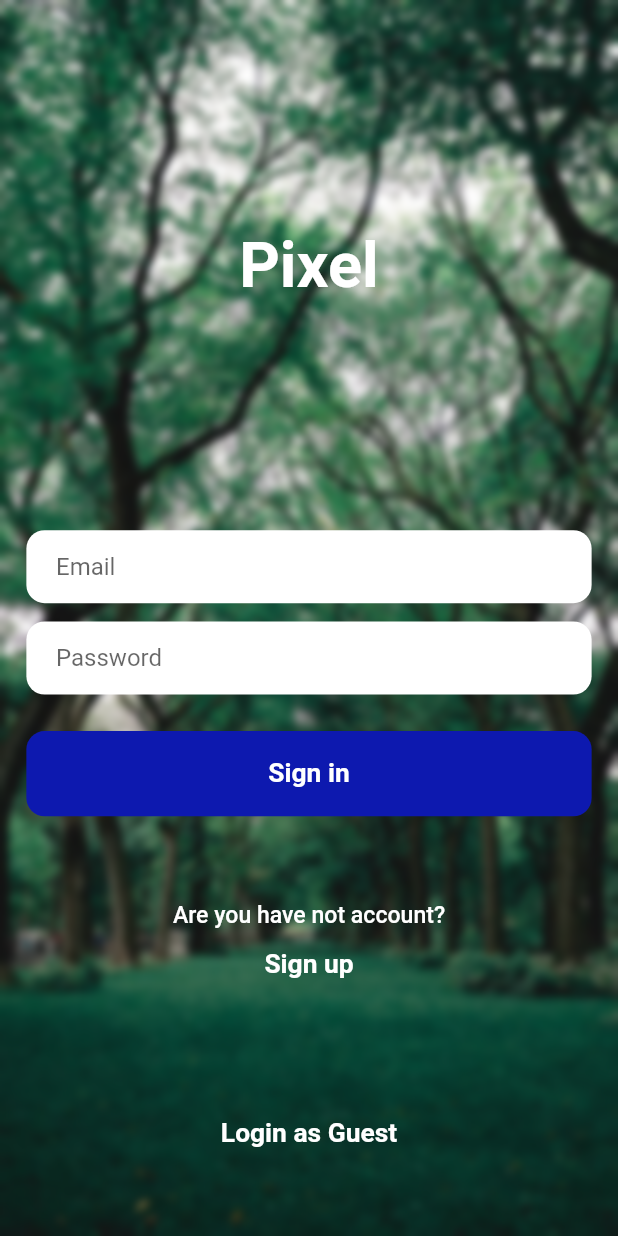
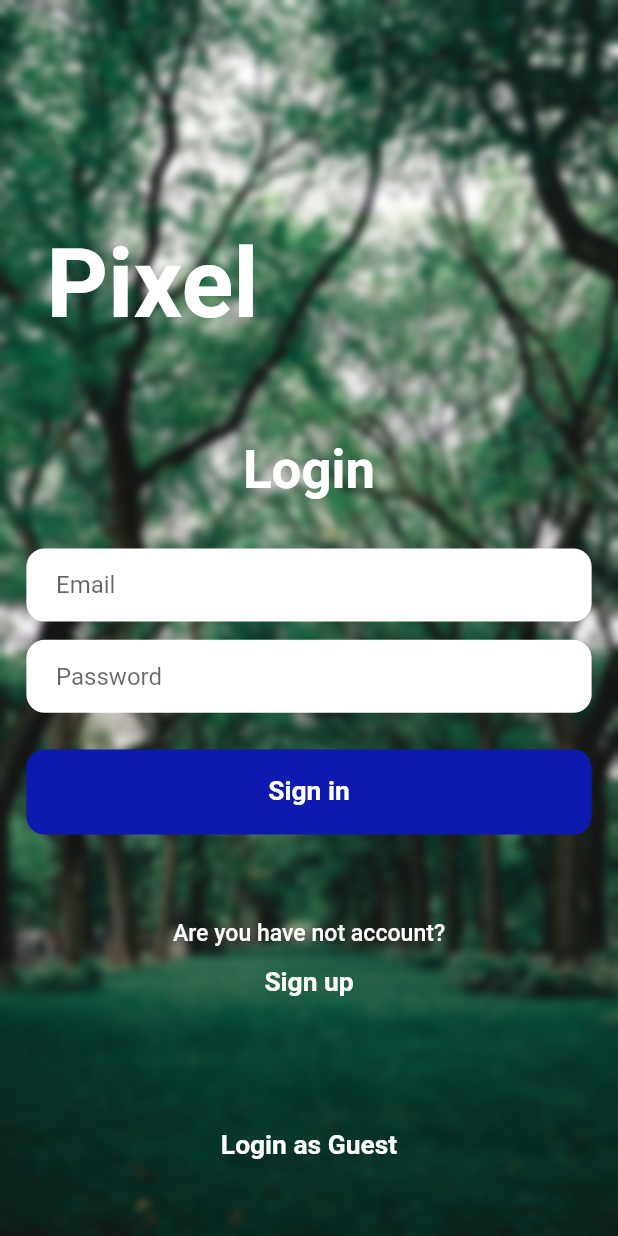
Before and after one commit to AbbosMamadaliyev/walpapers_app, a Flutter app: the screen it shows after launch, on a phone screen of 412 x 824 dp. Run offline on Flutter 3.47's test engine with Material 2 defaults, Android fonts, the phone set to English and light mode, and no system bars; our stand-ins replace bloc, built_collection, built_value, cached_network_image, chopper, connectivity_plus and 18 more; missing offline and left inert: async_wallpaper; accounts and stored records are empty; generated files the repository leaves out were written again.

Commit message:
release app

```diff
--- a/lib/infrastucture/core/built_value_converter.dart
+++ b/lib/infrastucture/core/built_value_converter.dart
@@ -3,6 +3,8 @@ import 'dart:convert';
 
 import 'package:built_collection/built_collection.dart';
 import 'package:built_value/serializer.dart';
+import 'package:chopper/chopper.dart';
+import 'package:chopper/chopper.dart';
 import 'package:chopper/chopper.dart';
 
 import '../serializers/serializer.dart';
--- a/lib/presentation/pages/auth_page/auth_page.dart
+++ b/lib/presentation/pages/auth_page/auth_page.dart
@@ -56,15 +56,27 @@ class _AuthPageState extends State<AuthPage> {
                     mainAxisAlignment: MainAxisAlignment.center,
                     children: [
                       SizedBox(height: 150.h),
-                      const Text(
-                        'Pixel',
+                      Padding(
+                        padding: EdgeInsets.only(right: 190.w),
+                        child: const Text(
+                          'Pixel',
+                          style: TextStyle(
+                            fontSize: 64,
+                            fontWeight: FontWeight.w600,
+                            color: Colors.white,
+                          ),
+                        ),
+                      ),
+                      SizedBox(height: 64.h),
+                      Text(
+                        state.isSignIn ? 'Login' : 'Sign up',
                         style: TextStyle(
-                          fontSize: 42,
+                          fontSize: 32.sp,
                           fontWeight: FontWeight.w600,
                           color: Colors.white,
                         ),
                       ),
-                      SizedBox(height: 150.h),
+                      SizedBox(height: 32.h),
                       Container(
                         height: 48.h,
                         alignment: Alignment.center,
@@ -173,7 +185,7 @@ class _AuthPageState extends State<AuthPage> {
                               fontWeight: FontWeight.w600,
                             ),
                           )),
-                      SizedBox(height: 64.h),
+                      SizedBox(height: 60.h),
                       TextButton(
                         onPressed: () {
                           context
--- a/lib/presentation/pages/categories_page/category_results/category_results.dart
+++ b/lib/presentation/pages/categories_page/category_results/category_results.dart
@@ -9,6 +9,7 @@ import 'package:walpapers_app/application/photos_bloc/photos_bloc.dart';
 import 'package:walpapers_app/presentation/style/theme_wrapper.dart';
 
 import '../../../routes/app_route.dart';
+import '../../home_page/home_page.dart';
 
 class CategoryResultsPage extends StatefulWidget {
   final String category;
@@ -59,10 +60,7 @@ class _CategoryResultsPageState extends State<CategoryResultsPage> {
                             ),
                           ),
                         ),
-                        placeholder: (context, url) => Center(
-                            child: Platform.isAndroid
-                                ? const CircularProgressIndicator()
-                                : const CupertinoActivityIndicator()),
+                        placeholder: (context, url) => const MyShimmerWidget(),
                         errorWidget: (context, url, error) =>
                             const Center(child: Icon(Icons.error)),
                       ),
--- a/lib/presentation/pages/main_screen/widgets/app_drawer.dart
+++ b/lib/presentation/pages/main_screen/widgets/app_drawer.dart
@@ -2,6 +2,7 @@ import 'package:easy_localization/easy_localization.dart';
 import 'package:flutter/material.dart';
 import 'package:flutter_bloc/flutter_bloc.dart';
 import 'package:flutter_screenutil/flutter_screenutil.dart';
+import 'package:share_plus/share_plus.dart';
 import 'package:walpapers_app/application/auth_bloc/auth_bloc.dart';
 import 'package:walpapers_app/infrastucture/repositories/auth_repo.dart';
 import 'package:walpapers_app/presentation/routes/app_route.dart';
@@ -123,7 +124,10 @@ class _AppDrawerState extends State<AppDrawer> {
                     );
                   });
             }),
-            _buildListTile('share_app'.tr(), Icons.share, colors.white, () {}),
+            _buildListTile('share_app'.tr(), Icons.share, colors.white, () {
+              Share.share(
+                  'https://play.google.com/store/apps/details?id=com.mamadaliyev.abbos.walpapers');
+            }),
             _buildListTile('exit'.tr(), Icons.logout, colors.white, () {
               showDialog(
                   context: context,
```
Also changed, not shown: lib/presentation/pages/categories_page/categories_page.dart (+3 -4 lines), lib/presentation/pages/home_page/home_page.dart (+38 -4 lines), lib/presentation/pages/search_page/search_page.dart (+3 -4 lines), pubspec.yaml (+12 -7 lines), assets/images/wait.gif (deleted), lib/application/auth_bloc/auth_bloc.freezed.dart, lib/application/photos_bloc/photos_bloc.freezed.dart, lib/domain/failures/auth_failure.freezed.dart, lib/domain/failures/photos_failure.freezed.dart, lib/infrastucture/apis/api_service.chopper.dart, lib/infrastucture/models/photos_model/photo_list_model.g.dart, lib/infrastucture/serializers/serializer.g.dart, pubspec.lock, 6 other files.
